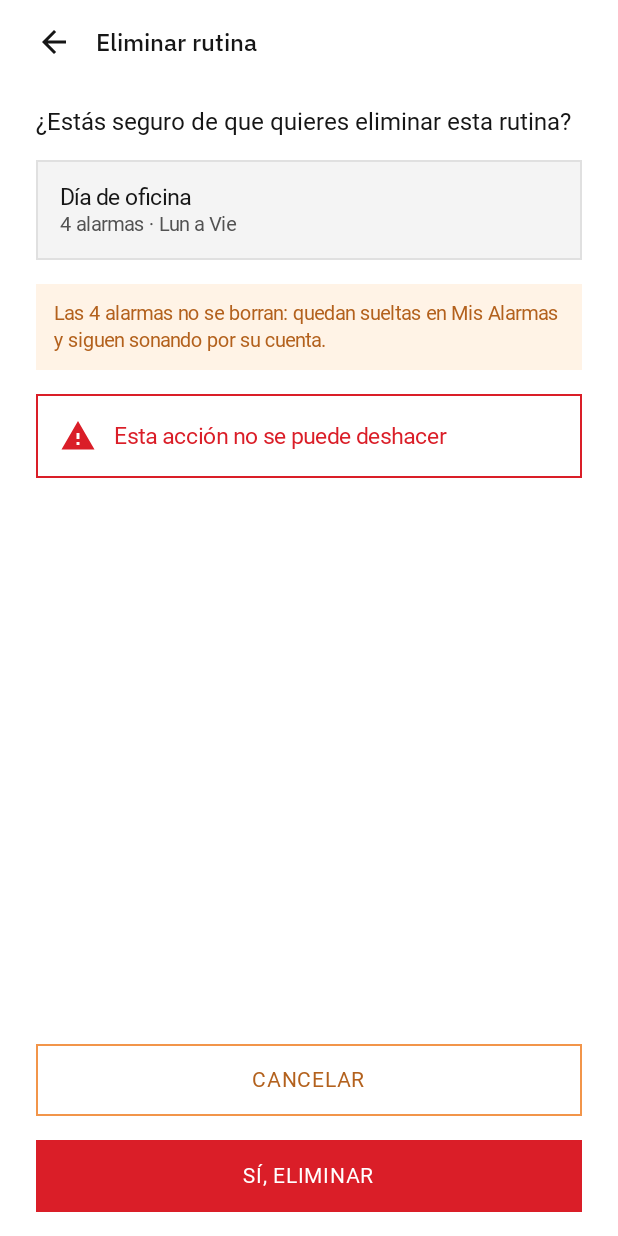
After one commit to educaballerol/Vitalarma, an Android app built with Jetpack Compose: the composable DeleteRoutineScreen called with sample values from the repository, on a phone screen of 412 x 824 dp. The commit adds this screen. Run offline under Robolectric (Android 15) with nearby library versions, the light colour scheme and no system bars; Roboto replaces fonts that are not available here.

Commit message:
feat: pantalla Eliminar rutina - confirmacion de borrado con alcance explicito

```diff
--- a/mobile/app/src/main/java/com/vitalarma/mobile/navigation/VitalarmaNavHost.kt
+++ b/mobile/app/src/main/java/com/vitalarma/mobile/navigation/VitalarmaNavHost.kt
@@ -26,6 +26,8 @@ import com.vitalarma.mobile.ui.screens.alarms.CreateAlarmTimeScreen
 import com.vitalarma.mobile.ui.screens.alarms.CreateAlarmTypeScreen
 import com.vitalarma.mobile.ui.screens.alarms.DeleteAlarmScreen
 import com.vitalarma.mobile.ui.screens.alarms.ScanObjectScreen
+import com.vitalarma.mobile.model.sampleRoutines
+import com.vitalarma.mobile.ui.screens.routines.DeleteRoutineScreen
 import com.vitalarma.mobile.ui.screens.routines.RoutineListScreen
 import com.vitalarma.mobile.ui.screens.settings.DevicesScreen
 import com.vitalarma.mobile.ui.screens.settings.SettingsScreen
@@ -168,12 +170,29 @@ fun VitalarmaNavHost(
                 currentRoute = Routes.ROUTINE_LIST,
                 onNavigate = { route -> navController.navigate(route) },
                 onRoutineClick = { routine -> navController.navigate(Routes.routineDetail(routine.id)) },
+                onRoutineLongClick = { routine ->
+                    navController.navigate(Routes.routineDeleteConfirm(routine.id))
+                },
                 onCreateRoutineClick = { navController.navigate(Routes.ROUTINE_NEW) }
             )
         }
         composable(Routes.ROUTINE_DETAIL) { PlaceholderScreen("Detalle de rutina") }
         composable(Routes.ROUTINE_NEW) { PlaceholderScreen("Nueva rutina") }
-        composable(Routes.ROUTINE_DELETE_CONFIRM) { PlaceholderScreen("Eliminar rutina") }
+        composable(
+            route = Routes.ROUTINE_DELETE_CONFIRM,
+            arguments = listOf(navArgument("routineId") { type = NavType.StringType })
+        ) { backStackEntry ->
+            val routineId = backStackEntry.arguments?.getString("routineId")
+            val routine = sampleRoutines.find { it.id == routineId } ?: sampleRoutines.first()
+            DeleteRoutineScreen(
+                routine = routine,
+                onBackClick = { navController.popBackStack() },
+                onCancelClick = { navController.popBackStack() },
+                onConfirmDeleteClick = {
+                    navController.popBackStack(Routes.ROUTINE_LIST, inclusive = false)
+                }
+            )
+        }
 
         // Ajustes
         composable(Routes.SETTINGS) {
--- /dev/null
+++ b/mobile/app/src/main/java/com/vitalarma/mobile/ui/screens/DeleteRoutineScreen.kt
@@ -0,0 +1,124 @@
+package com.vitalarma.mobile.ui.screens.routines
+
+import androidx.compose.foundation.background
+import androidx.compose.foundation.border
+import androidx.compose.foundation.layout.Arrangement
+import androidx.compose.foundation.layout.Column
+import androidx.compose.foundation.layout.Row
+import androidx.compose.foundation.layout.Spacer
+import androidx.compose.foundation.layout.fillMaxSize
+import androidx.compose.foundation.layout.fillMaxWidth
+import androidx.compose.foundation.layout.padding
+import androidx.compose.foundation.layout.size
+import androidx.compose.material.icons.Icons
+import androidx.compose.material.icons.filled.Warning
+import androidx.compose.material3.Icon
+import androidx.compose.material3.Text
+import androidx.compose.runtime.Composable
+import androidx.compose.ui.Alignment
+import androidx.compose.ui.Modifier
+import com.vitalarma.mobile.model.Routine
+import com.vitalarma.mobile.ui.components.ButtonHierarchy
+import com.vitalarma.mobile.ui.components.HeaderBack
+import com.vitalarma.mobile.ui.components.VitalarmaButton
+import com.vitalarma.mobile.ui.theme.Dimens
+import com.vitalarma.mobile.ui.theme.VitalarmaColors
+import com.vitalarma.mobile.ui.theme.VitalarmaShapes
+import com.vitalarma.mobile.ui.theme.VitalarmaType
+
+@Composable
+fun DeleteRoutineScreen(
+    routine: Routine,
+    onBackClick: () -> Unit,
+    onCancelClick: () -> Unit,
+    onConfirmDeleteClick: () -> Unit,
+    modifier: Modifier = Modifier
+) {
+    Column(modifier = modifier.fillMaxSize()) {
+        HeaderBack(title = "Eliminar rutina", onBackClick = onBackClick)
+
+        Column(
+            modifier = Modifier
+                .weight(1f)
+                .fillMaxWidth()
+                .padding(horizontal = Dimens.ScreenHorizontalMargin, vertical = Dimens.SpacingBase),
+            verticalArrangement = Arrangement.spacedBy(Dimens.SpacingBase)
+        ) {
+            Text(
+                text = "¿Estás seguro de que quieres eliminar esta rutina?",
+                style = VitalarmaType.bodyLarge,
+                color = VitalarmaColors.textoPrimario
+            )
+
+            Column(
+                modifier = Modifier
+                    .fillMaxWidth()
+                    .background(VitalarmaColors.fondoCapa, VitalarmaShapes.None)
+                    .border(Dimens.BorderThin, VitalarmaColors.bordeSutil, VitalarmaShapes.None)
+                    .padding(Dimens.SpacingBase)
+            ) {
+                Text(
+                    text = routine.name,
+                    style = VitalarmaType.bodyStrong,
+                    color = VitalarmaColors.textoPrimario
+                )
+
+                Text(
+                    text = "${routine.alarmCount} alarmas · ${routine.daysLabel}",
+                    style = VitalarmaType.bodySmall,
+                    color = VitalarmaColors.textoSecundario,
+                    modifier = Modifier.padding(top = Dimens.Spacing2xs)
+                )
+            }
+
+            Text(
+                text = "Las ${routine.alarmCount} alarmas no se borran: quedan sueltas en " +
+                    "Mis Alarmas y siguen sonando por su cuenta.",
+                style = VitalarmaType.bodySmall,
+                color = VitalarmaColors.textoAccion,
+                modifier = Modifier
+                    .fillMaxWidth()
+                    .background(VitalarmaColors.fondoAccionSuave, VitalarmaShapes.None)
+                    .padding(Dimens.SpacingMd)
+            )
+
+            Row(
+                modifier = Modifier
+                    .fillMaxWidth()
+                    .background(VitalarmaColors.fondoPagina, VitalarmaShapes.None)
+                    .border(Dimens.BorderThin, VitalarmaColors.estadoError, VitalarmaShapes.None)
+                    .padding(Dimens.SpacingBase),
+                verticalAlignment = Alignment.CenterVertically,
+                horizontalArrangement = Arrangement.spacedBy(Dimens.SpacingMd)
+            ) {
+                Icon(
+                    imageVector = Icons.Filled.Warning,
+                    contentDescription = null,
+                    tint = VitalarmaColors.estadoError,
+                    modifier = Modifier.size(Dimens.IconSize)
+                )
+
+                Text(
+                    text = "Esta acción no se puede deshacer",
+                    style = VitalarmaType.bodyStrong,
+                    color = VitalarmaColors.estadoError,
+                    modifier = Modifier.weight(1f)
+                )
+            }
+
+            Spacer(Modifier.weight(1f))
+
+            VitalarmaButton(
+                text = "Cancelar",
+                onClick = onCancelClick,
+                hierarchy = ButtonHierarchy.Secondary
+            )
+
+            VitalarmaButton(
+                text = "Sí, eliminar",
+                onClick = onConfirmDeleteClick,
+                hierarchy = ButtonHierarchy.Danger
+            )
+        }
+    }
+}
--- a/mobile/app/src/main/java/com/vitalarma/mobile/ui/screens/RoutineListScreen.kt
+++ b/mobile/app/src/main/java/com/vitalarma/mobile/ui/screens/RoutineListScreen.kt
@@ -2,7 +2,7 @@ package com.vitalarma.mobile.ui.screens.routines
 
 import androidx.compose.foundation.background
 import androidx.compose.foundation.border
-import androidx.compose.foundation.clickable
+import androidx.compose.foundation.combinedClickable
 import androidx.compose.foundation.layout.Arrangement
 import androidx.compose.foundation.layout.Column
 import androidx.compose.foundation.layout.PaddingValues
@@ -37,6 +37,7 @@ fun RoutineListScreen(
     currentRoute: String,
     onNavigate: (String) -> Unit,
     onRoutineClick: (Routine) -> Unit,
+    onRoutineLongClick: (Routine) -> Unit,
     onCreateRoutineClick: () -> Unit,
     modifier: Modifier = Modifier
 ) {
@@ -61,6 +62,7 @@ fun RoutineListScreen(
                 RoutineCard(
                     routine = routine,
                     onClick = { onRoutineClick(routine) },
+                    onLongClick = { onRoutineLongClick(routine) },
                     onToggle = { activada ->
                         routines = routines.map {
                             if (it.id == routine.id) it.copy(enabled = activada) else it
@@ -94,6 +96,7 @@ fun RoutineListScreen(
 private fun RoutineCard(
     routine: Routine,
     onClick: () -> Unit,
+    onLongClick: () -> Unit,
     onToggle: (Boolean) -> Unit
 ) {
     val fondo = if (routine.enabled) VitalarmaColors.fondoCapa else VitalarmaColors.fondoPagina
@@ -105,7 +108,7 @@ private fun RoutineCard(
             .fillMaxWidth()
             .background(fondo, VitalarmaShapes.None)
             .border(Dimens.BorderThin, VitalarmaColors.bordeSutil, VitalarmaShapes.None)
-            .clickable { onClick() }
+            .combinedClickable(onClick = onClick, onLongClick = onLongClick)
             .padding(Dimens.SpacingBase),
         verticalAlignment = Alignment.CenterVertically
     ) {
```
Also changed, not shown: 1 other file.
